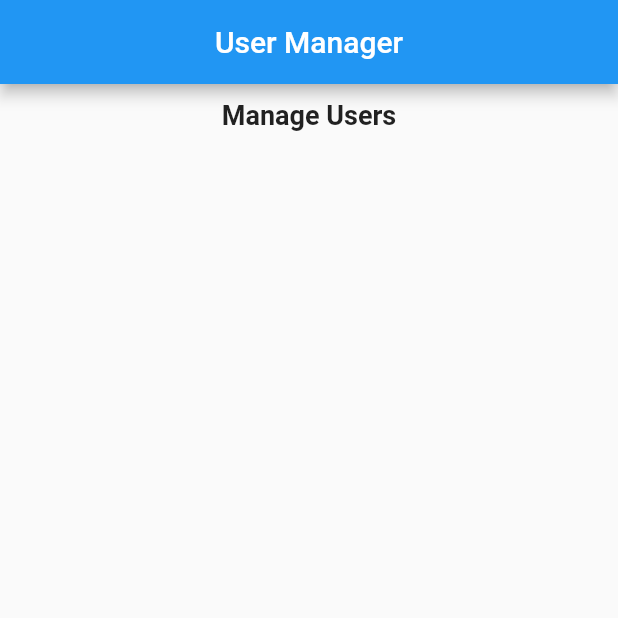
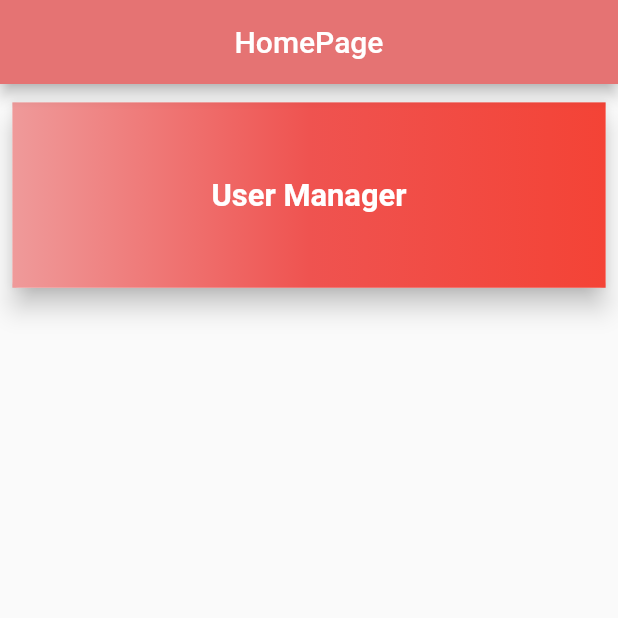
Before and after one commit to Sabir-Islam-Khan/Booklet-Admin, a Flutter app: the screen it shows after launch, on a phone screen of 412 x 824 dp, the top half of it. Run offline on Flutter 3.47's test engine with Material 2 defaults, Android fonts, the phone set to English and light mode, and no system bars; our stand-ins replace cloud_firestore, flutter_switch, google_fonts; accounts and stored records are empty.

Commit message:
Home Page added

```diff
--- /dev/null
+++ b/lib/Screens/HomePage.dart
@@ -0,0 +1,69 @@
+import 'package:booklet_admin/Screens/UserApproval.dart';
+import 'package:flutter/material.dart';
+import 'package:google_fonts/google_fonts.dart';
+
+class HomePage extends StatelessWidget {
+  @override
+  Widget build(BuildContext context) {
+    double totalHeight = MediaQuery.of(context).size.height;
+    double totalWidth = MediaQuery.of(context).size.width;
+    return MaterialApp(
+      home: Scaffold(
+        appBar: AppBar(
+          backgroundColor: Colors.red[300],
+          title: Center(
+            child: Text("HomePage"),
+          ),
+        ),
+        body: Column(
+          children: [
+            SizedBox(
+              height: totalHeight * 0.01,
+            ),
+
+            // card for user manager
+            Center(
+              child: Card(
+                elevation: 7.0,
+                child: Container(
+                  height: totalHeight * 0.15,
+                  width: totalWidth * 0.96,
+                  decoration: BoxDecoration(
+                    gradient: LinearGradient(
+                      colors: [
+                        Colors.red[200],
+                        Colors.red[400],
+                        Colors.red[500],
+                      ],
+                    ),
+                  ),
+                  // navigator for user manager screen
+                  child: GestureDetector(
+                    onTap: () {
+                      Navigator.push(
+                        context,
+                        MaterialPageRoute(
+                          builder: (context) => UserApproval(),
+                        ),
+                      );
+                    },
+                    child: Center(
+                      child: Text(
+                        "User Manager",
+                        style: GoogleFonts.meriendaOne(
+                          color: Colors.white,
+                          fontSize: totalHeight * 0.025,
+                          fontWeight: FontWeight.bold,
+                        ),
+                      ),
+                    ),
+                  ),
+                ),
+              ),
+            ),
+          ],
+        ),
+      ),
+    );
+  }
+}
--- a/lib/Screens/UserApproval.dart
+++ b/lib/Screens/UserApproval.dart
@@ -16,6 +16,14 @@ class _UserApprovalState extends State<UserApproval> {
     return MaterialApp(
       home: Scaffold(
         appBar: AppBar(
+          backgroundColor: Colors.red[300],
+          leading: GestureDetector(
+            onTap: () => Navigator.pop(context),
+            child: Icon(
+              Icons.arrow_back_ios,
+              color: Colors.white,
+            ),
+          ),
           title: Center(
             child: Text(
               "User Manager",
--- a/lib/main.dart
+++ b/lib/main.dart
@@ -1,3 +1,4 @@
+import 'package:booklet_admin/Screens/HomePage.dart';
 import 'package:booklet_admin/Screens/UserApproval.dart';
 import 'package:flutter/material.dart';
 
@@ -10,7 +11,7 @@ class BookletAdmin extends StatelessWidget {
   Widget build(BuildContext context) {
     return MaterialApp(
       home: Scaffold(
-        body: UserApproval(),
+        body: HomePage(),
       ),
     );
   }
```
